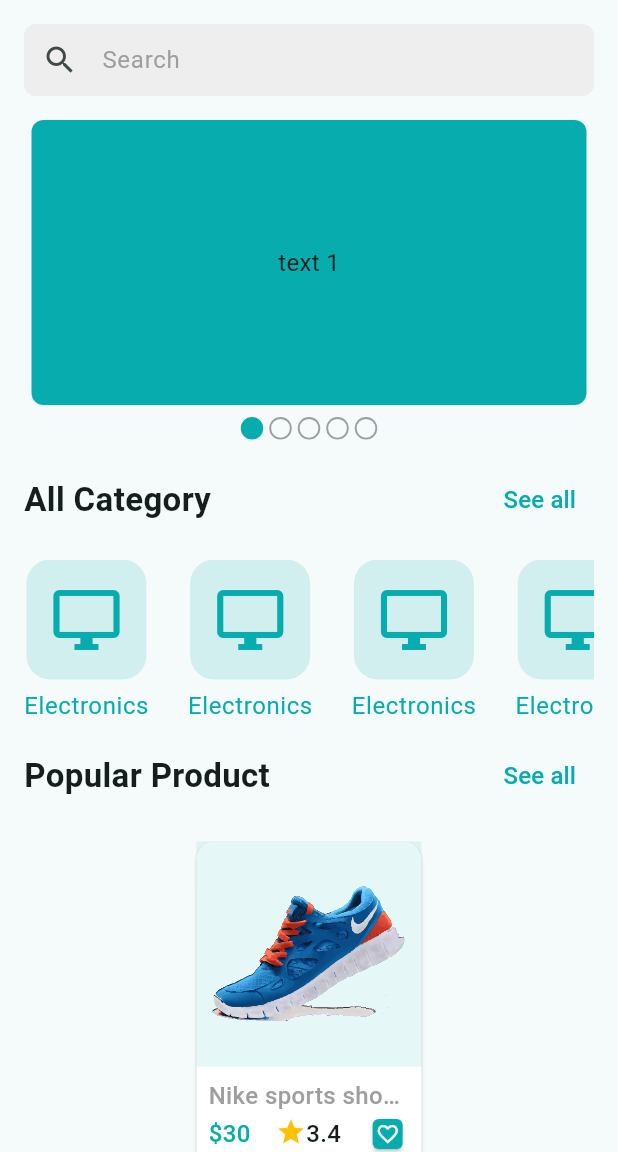
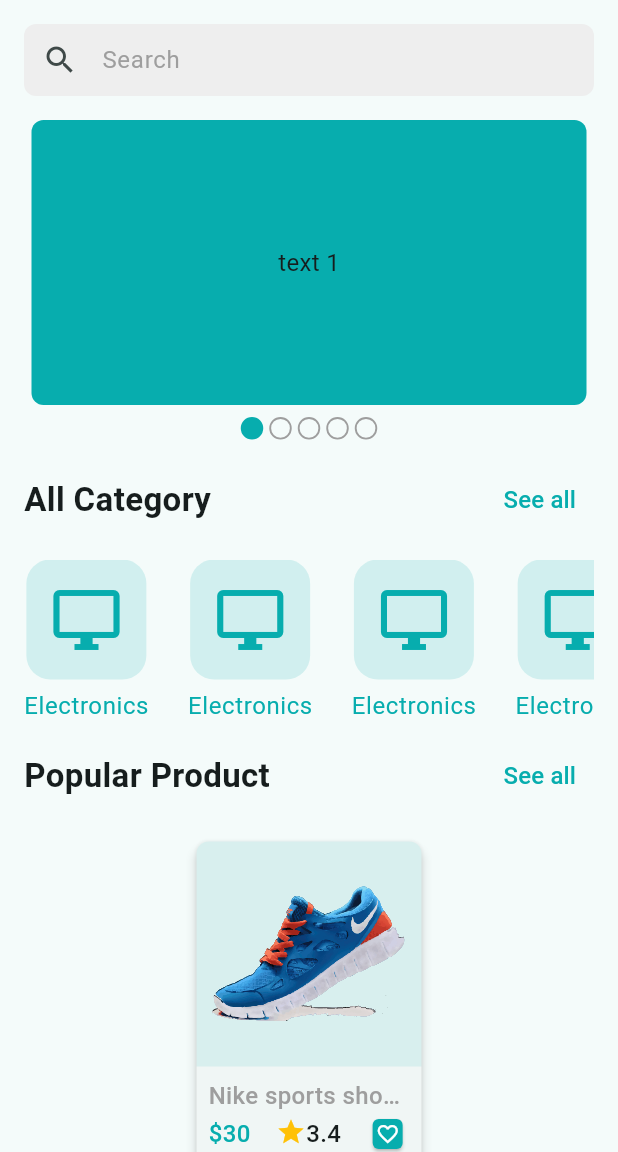
Before and after one commit to kdrbipul/ecommerce_project, a Flutter app: the screen it shows after launch, on a phone screen of 412 x 824 dp, the part 84-1236 px from its top. Run offline on Flutter 3.47's test engine with Material 3 defaults, Android fonts, the phone set to English and light mode, and no system bars; drawn by our look-alikes of carousel_slider; our stand-ins replace flutter_svg, get, pin_code_fields.

Commit message:
product card complete

```diff
--- a/lib/presentation/screens/home_screen.dart
+++ b/lib/presentation/screens/home_screen.dart
@@ -1,12 +1,10 @@
-import 'package:ecommerce_project/presentation/utils/app_color.dart';
 import 'package:ecommerce_project/presentation/utils/assets_path.dart';
 import 'package:ecommerce_project/widgets/app_bar_icon_button.dart';
 import 'package:ecommerce_project/widgets/category_item.dart';
 import 'package:ecommerce_project/widgets/home_carousel_slider.dart';
+import 'package:ecommerce_project/widgets/product_card.dart';
 import 'package:ecommerce_project/widgets/section_header.dart';
-import 'package:flutter/cupertino.dart';
 import 'package:flutter/material.dart';
-import 'package:flutter/painting.dart';
 import 'package:flutter_svg/flutter_svg.dart';
 
 class HomeScreen extends StatefulWidget {
@@ -43,87 +41,7 @@ class _HomeScreenState extends State<HomeScreen> {
               onTapSeeAll: () {},
             ),
             const SizedBox(height: 16),
-            Card(
-              color: Colors.white,
-              child: SizedBox(
-                width: 150,
-                child: Column(
-                  children: [
-                    Container(
-                      width: 150,
-                      height: 150,
-                      color: AppColors.primaryColor.withOpacity(0.1),
-                      child: Padding(
-                        padding: const EdgeInsets.all(8.0),
-                        child: SvgPicture.asset(AssetsPath.productShoeSvg),
-                      ),
-                    ),
-                     Padding(
-                      padding: const EdgeInsets.all(8.0),
-                      child: Column(
-                        crossAxisAlignment: CrossAxisAlignment.start,
-                        children: [
-                          const Text(
-                            'Nike sports shoe 320k special edition',
-                            maxLines: 1,
-                            style: TextStyle(
-                                overflow: TextOverflow.ellipsis,
-                                fontSize: 16,
-                                fontWeight: FontWeight.w500,
-                                color: Colors.grey),
-                          ),
-                          Wrap(
-                            spacing: 17,
-                            alignment: WrapAlignment.start,
-                            crossAxisAlignment: WrapCrossAlignment.center,
-                            children: [
-                              const Text(
-                                '\$30',
-                                style: TextStyle(
-                                  fontSize: 16,
-                                  fontWeight: FontWeight.w500,
-                                  color: AppColors.primaryColor,
-                                ),
-                              ),
-                              const Wrap(
-                                children: [
-                                  Icon(
-                                    Icons.star,
-                                    color: Colors.amber,
-                                    size: 20,
-                                  ),
-                                  Text(
-                                    '3.4',
-                                    style: TextStyle(
-                                        fontSize: 16,
-                                        fontWeight: FontWeight.w500,
-                                    ),
-                                  ),
-                                ],
-                              ),
-                              Card(
-                                color: AppColors.primaryColor,
-                                shape: RoundedRectangleBorder(
-                                  borderRadius: BorderRadius.circular(4),
-                                ),
-                                child: const Padding(
-                                  padding: EdgeInsets.all(2),
-                                  child: Icon(
-                                    Icons.favorite_border_outlined,
-                                    color: Colors.white,
-                                    size: 16,
-                                  ),
-                                ),
-                              )
-                            ],
-                          )
-                        ],
-                      ),
-                    ),
-                  ],
-                ),
-              ),
-            )
+            const ProductCard(),
           ],
         ),
       )),
--- /dev/null
+++ b/lib/widgets/product_card.dart
@@ -0,0 +1,105 @@
+import 'package:ecommerce_project/presentation/utils/app_color.dart';
+import 'package:ecommerce_project/presentation/utils/assets_path.dart';
+import 'package:flutter/material.dart';
+import 'package:flutter_svg/svg.dart';
+
+class ProductCard extends StatelessWidget {
+  const ProductCard({
+    super.key,
+  });
+
+  @override
+  Widget build(BuildContext context) {
+    return Card(
+      elevation: 3,
+      surfaceTintColor: Colors.white,
+      shape: RoundedRectangleBorder(
+        borderRadius: BorderRadius.circular(8),
+      ),
+      child: SizedBox(
+        width: 150,
+        child: Column(
+          children: [
+            Container(
+              width: 150,
+              height: 150,
+              decoration: BoxDecoration(
+                color: AppColors.primaryColor.withOpacity(0.1),
+                borderRadius: const BorderRadius.only(
+                  topLeft: Radius.circular(8),
+                  topRight: Radius.circular(8),
+                ),
+              ),
+              child: Padding(
+                padding: const EdgeInsets.all(8.0),
+                child: SvgPicture.asset(AssetsPath.productShoeSvg),
+              ),
+            ),
+            Padding(
+              padding: const EdgeInsets.all(8.0),
+              child: Column(
+                crossAxisAlignment: CrossAxisAlignment.start,
+                children: [
+                  const Text(
+                    'Nike sports shoe 320k special edition',
+                    maxLines: 1,
+                    style: TextStyle(
+                        overflow: TextOverflow.ellipsis,
+                        fontSize: 16,
+                        fontWeight: FontWeight.w500,
+                        color: Colors.grey),
+                  ),
+                  Wrap(
+                    spacing: 17,
+                    alignment: WrapAlignment.start,
+                    crossAxisAlignment: WrapCrossAlignment.center,
+                    children: [
+                      const Text(
+                        '\$30',
+                        style: TextStyle(
+                          fontSize: 16,
+                          fontWeight: FontWeight.w500,
+                          color: AppColors.primaryColor,
+                        ),
+                      ),
+                      const Wrap(
+                        children: [
+                          Icon(
+                            Icons.star,
+                            color: Colors.amber,
+                            size: 20,
+                          ),
+                          Text(
+                            '3.4',
+                            style: TextStyle(
+                              fontSize: 16,
+                              fontWeight: FontWeight.w500,
+                            ),
+                          ),
+                        ],
+                      ),
+                      Card(
+                        color: AppColors.primaryColor,
+                        shape: RoundedRectangleBorder(
+                          borderRadius: BorderRadius.circular(4),
+                        ),
+                        child: const Padding(
+                          padding: EdgeInsets.all(2),
+                          child: Icon(
+                            Icons.favorite_border_outlined,
+                            color: Colors.white,
+                            size: 16,
+                          ),
+                        ),
+                      )
+                    ],
+                  )
+                ],
+              ),
+            ),
+          ],
+        ),
+      ),
+    );
+  }
+}
```
